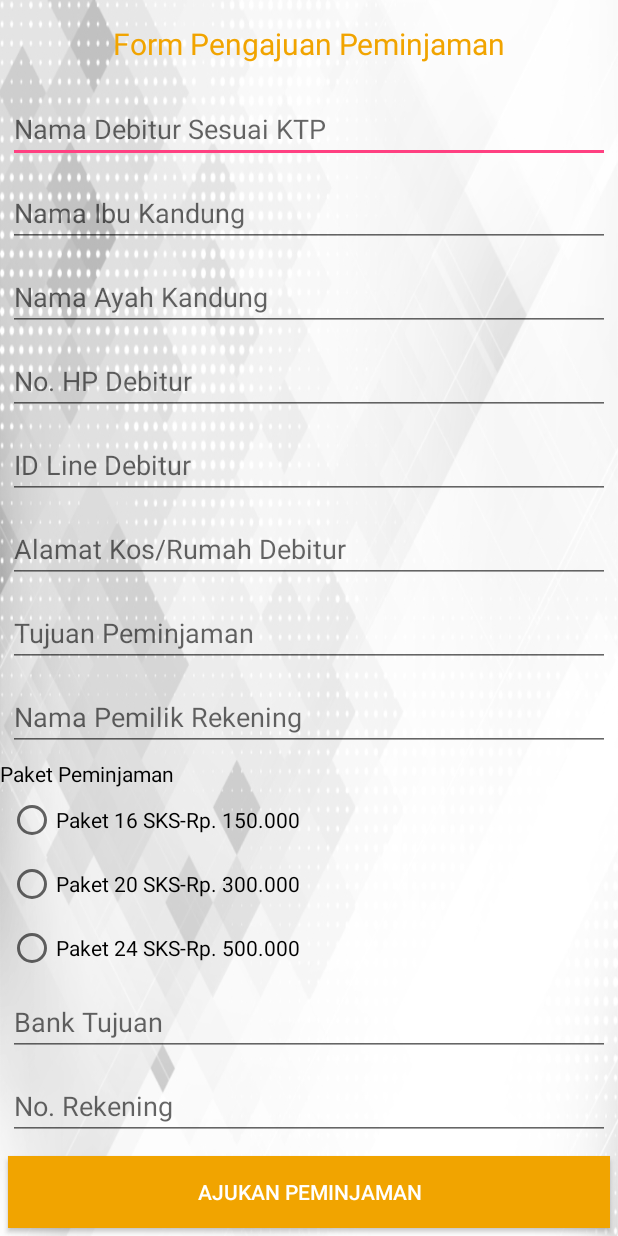
After one commit to Wiandono/papbl-akhir, an Android app: the layout activity_peminjaman.xml on its own in the app's theme, with its tools: preview values and no code run, on a phone screen of 412 x 824 dp. The commit adds this screen. Run offline under Robolectric (Android 15) with nearby library versions, the phone set to English and light mode, and no system bars.

Commit message:
layout about dan form peminjaman

```diff
--- a/app/src/main/java/onex7/akhirbulanku/PinjamActivity.java
+++ b/app/src/main/java/onex7/akhirbulanku/PinjamActivity.java
@@ -5,11 +5,15 @@
 
 package onex7.akhirbulanku;
 
+import android.app.ProgressDialog;
 import android.content.Intent;
 import android.os.Bundle;
 import android.support.v7.app.AppCompatActivity;
 import android.view.View;
 import android.widget.Button;
+import android.widget.EditText;
+import android.widget.RadioButton;
+import android.widget.TextView;
 
 import com.google.firebase.auth.FirebaseAuth;
 import com.google.firebase.auth.FirebaseUser;
@@ -17,11 +21,30 @@ import com.google.firebase.auth.FirebaseUser;
 public class PinjamActivity extends AppCompatActivity {
 
     private FirebaseAuth firebaseAuth;
+    private EditText editTextnamaDebitur, editTextNamaIbu, editTextNamaAyah, editTextNoHP, editTextLine, editTextAlamat, editTextTujuan, editTextnamaRekening, editTextbankTujuan, editTextnomorRekening;
+    private String namaDebitur, namaIbu, namaAyah, noHP, Line, Alamat, Tujuan, Paket, namaRekening, bankTujuan, noRekening;
+    private RadioButton radioButtonPaket1, radioButtonPaket2, radioButtonPaket3;
+    private Button buttonAjukanPeminjaman;
 
     @Override
     protected void onCreate(Bundle savedInstanceState) {
         super.onCreate(savedInstanceState);
         setContentView(R.layout.activity_pinjam);
+
+        editTextnamaDebitur = findViewById(R.id.editTextDataDebitur);
+        editTextNamaIbu = findViewById(R.id.editTextIbu);
+        editTextNamaAyah = findViewById(R.id.editTextAyah);
+        editTextNoHP = findViewById(R.id.editTextNoHp);
+        editTextLine = findViewById(R.id.editTextLine);
+        editTextAlamat = findViewById(R.id.editTextAlamatDebitur);
+        radioButtonPaket1= findViewById(R.id.radioPaket1);
+        radioButtonPaket2= findViewById(R.id.radioPaket2);
+        radioButtonPaket3= findViewById(R.id.radioPaket3);
+        editTextTujuan = findViewById(R.id.editTextTujuan);
+        editTextnamaRekening = findViewById(R.id.editTextNamaRekening);
+        editTextbankTujuan = findViewById(R.id.editTextBank);
+        editTextnomorRekening = findViewById(R.id.editTextNoRekening);
+        buttonAjukanPeminjaman = findViewById(R.id.buttonPeminjaman);
 
         firebaseAuth = FirebaseAuth.getInstance();
 
--- /dev/null
+++ b/app/src/main/res/layout/activity_about.xml
@@ -0,0 +1,22 @@
+<?xml version="1.0" encoding="utf-8"?>
+<android.support.constraint.ConstraintLayout
+    xmlns:android="http://schemas.android.com/apk/res/android" android:layout_width="match_parent"
+    android:layout_height="match_parent"
+    android:background="@drawable/background">
+
+    <TextView
+        android:layout_width="match_parent"
+        android:layout_height="match_parent"
+        android:gravity="center_horizontal"
+        android:layout_marginTop="20dp"
+        android:textColor="#000000"
+        android:text="About us :
+
+Wiandono Saputra - 155150201111111
+Faishal Pradipta - 155150207111187
+Abidin Adi Prasetyo - 155150201111067
+Chrysler Imanuel - 155150200111293
+Radifan Aji Karami - 155150207111032"
+        android:textSize="20dp"/>
+
+</android.support.constraint.ConstraintLayout>
--- /dev/null
+++ b/app/src/main/res/layout/activity_peminjaman.xml
@@ -0,0 +1,158 @@
+<?xml version="1.0" encoding="utf-8"?>
+<android.support.constraint.ConstraintLayout
+    xmlns:android="http://schemas.android.com/apk/res/android"
+    xmlns:tools="http://schemas.android.com/tools"
+    android:layout_width="match_parent"
+    android:layout_height="match_parent">
+
+    <LinearLayout
+        android:layout_width="match_parent"
+        android:layout_height="wrap_content"
+        android:layout_centerVertical="true"
+        android:background="@drawable/background"
+        android:orientation="vertical"
+        tools:layout_editor_absoluteX="681dp"
+        tools:layout_editor_absoluteY="16dp"
+        tools:ignore="MissingConstraints">
+
+        <TextView
+
+            android:layout_width="match_parent"
+            android:layout_height="wrap_content"
+            android:layout_margin="15dp"
+            android:gravity="center"
+            android:text="Form Pengajuan Peminjaman"
+            android:textColor="@color/orange"
+            android:textSize="20dp" />
+
+        <EditText
+            android:id="@+id/editTextDataDebitur"
+            android:layout_width="match_parent"
+            android:layout_height="wrap_content"
+            android:layout_margin="5dp"
+            android:hint="@string/item_data_debitur"
+            android:inputType="text" />
+
+        <EditText
+            android:id="@+id/editTextIbu"
+            android:layout_width="match_parent"
+            android:layout_height="wrap_content"
+            android:layout_margin="5dp"
+            android:hint="@string/item_Ibu"
+            android:inputType="text" />
+
+        <EditText
+            android:id="@+id/editTextAyah"
+            android:layout_width="match_parent"
+            android:layout_height="wrap_content"
+            android:layout_margin="5dp"
+            android:hint="@string/item_Ayah"
+            android:inputType="text" />
+
+        <EditText
+            android:id="@+id/editTextNoHp"
+            android:layout_width="match_parent"
+            android:layout_height="wrap_content"
+            android:layout_margin="5dp"
+            android:hint="@string/item_noHP"
+            android:inputType="text" />
+
+        <EditText
+            android:id="@+id/editTextLine"
+            android:layout_width="match_parent"
+            android:layout_height="wrap_content"
+            android:layout_margin="5dp"
+            android:hint="@string/item_Line"
+            android:inputType="text" />
+
+        <EditText
+            android:id="@+id/editTextAlamatDebitur"
+            android:layout_width="match_parent"
+            android:layout_height="wrap_content"
+            android:layout_margin="5dp"
+            android:hint="@string/item_Alamat"
+            android:inputType="text" />
+
+        <EditText
+            android:id="@+id/editTextTujuan"
+            android:layout_width="match_parent"
+            android:layout_height="wrap_content"
+            android:layout_margin="5dp"
+            android:hint="@string/item_Tujuan"
+            android:inputType="text" />
+
+        <EditText
+            android:id="@+id/editTextNamaRekening"
+            android:layout_width="match_parent"
+            android:layout_height="wrap_content"
+            android:layout_margin="5dp"
+            android:hint="@string/item_NamaRekening"
+            android:inputType="text" />
+
+        <TextView
+            android:layout_width="match_parent"
+            android:layout_height="wrap_content"
+            android:text="Paket Peminjaman"
+            android:textColor="#000000" />
+
+        <RadioGroup
+            android:layout_width="match_parent"
+            android:layout_height="wrap_content">
+
+            <RadioButton
+                android:id="@+id/radioPaket1"
+                android:layout_width="match_parent"
+                android:layout_height="wrap_content"
+                android:layout_margin="5dp"
+                android:text="@string/item_Paket1" />
+
+            <RadioButton
+                android:id="@+id/radioPaket2"
+                android:layout_width="match_parent"
+                android:layout_height="wrap_content"
+                android:layout_margin="5dp"
+                android:text="@string/item_Paket2" />
+
+            <RadioButton
+                android:id="@+id/radioPaket3"
+                android:layout_width="match_parent"
+                android:layout_height="wrap_content"
+                android:layout_margin="5dp"
+                android:text="@string/item_Paket3" />
+        </RadioGroup>
+
+        <EditText
+            android:id="@+id/editTextBank"
+            android:layout_width="match_parent"
+            android:layout_height="wrap_content"
+            android:layout_margin="5dp"
+            android:hint="@string/item_Bank"
+            android:inputType="text" />
+
+        <EditText
+            android:id="@+id/editTextNoRekening"
+            android:layout_width="match_parent"
+            android:layout_height="wrap_content"
+            android:layout_margin="5dp"
+            android:hint="@string/item_NoRekening"
+            android:inputType="text" />
+
+
+        <Button
+            android:id="@+id/buttonPeminjaman"
+            android:layout_width="match_parent"
+            android:layout_height="wrap_content"
+            android:layout_margin="5dp"
+            android:background="@color/orange"
+            android:text="@string/buttonPeminjaman"
+            android:textColor="@color/white" />
+
+        <TextView
+            android:id="@+id/textViewSignin"
+            android:layout_width="match_parent"
+            android:layout_height="wrap_content"
+            android:text="@string/text_login"
+            android:textAlignment="center" />
+
+    </LinearLayout>
+</android.support.constraint.ConstraintLayout>
--- a/app/src/main/res/values/strings.xml
+++ b/app/src/main/res/values/strings.xml
@@ -19,4 +19,21 @@
     <string name="item_misc">Misc</string>
     <string name="item_home">Home</string>
     <string name="item_dashboard">Dashboard</string>
+    <string name="buttonPeminjaman">Ajukan Peminjaman</string>
+    <string name="item_data_debitur">Nama Debitur Sesuai KTP</string>
+    <string name="item_Ibu">Nama Ibu Kandung</string>
+    <string name="item_Ayah">Nama Ayah Kandung</string>
+    <string name="item_noHP">No. HP Debitur</string>
+    <string name="item_Line">ID Line Debitur</string>
+    <string name="item_Alamat">Alamat Kos/Rumah Debitur</string>
+    <string name="item_Kerabat">Nama Kerabat</string>
+    <string name="item_NoHPKerabat">No. HP Kerabat</string>
+    <string name="item_AlamatKerabat">Alamaat Kos Kerabat</string>
+    <string name="item_Tujuan">Tujuan Peminjaman</string>
+    <string name="item_NamaRekening">Nama Pemilik Rekening</string>
+    <string name="item_Bank">Bank Tujuan</string>
+    <string name="item_NoRekening">No. Rekening</string>
+    <string name="item_Paket1">Paket 16 SKS-Rp. 150.000</string>
+    <string name="item_Paket2">Paket 20 SKS-Rp. 300.000</string>
+    <string name="item_Paket3">Paket 24 SKS-Rp. 500.000</string>
 </resources>
```
